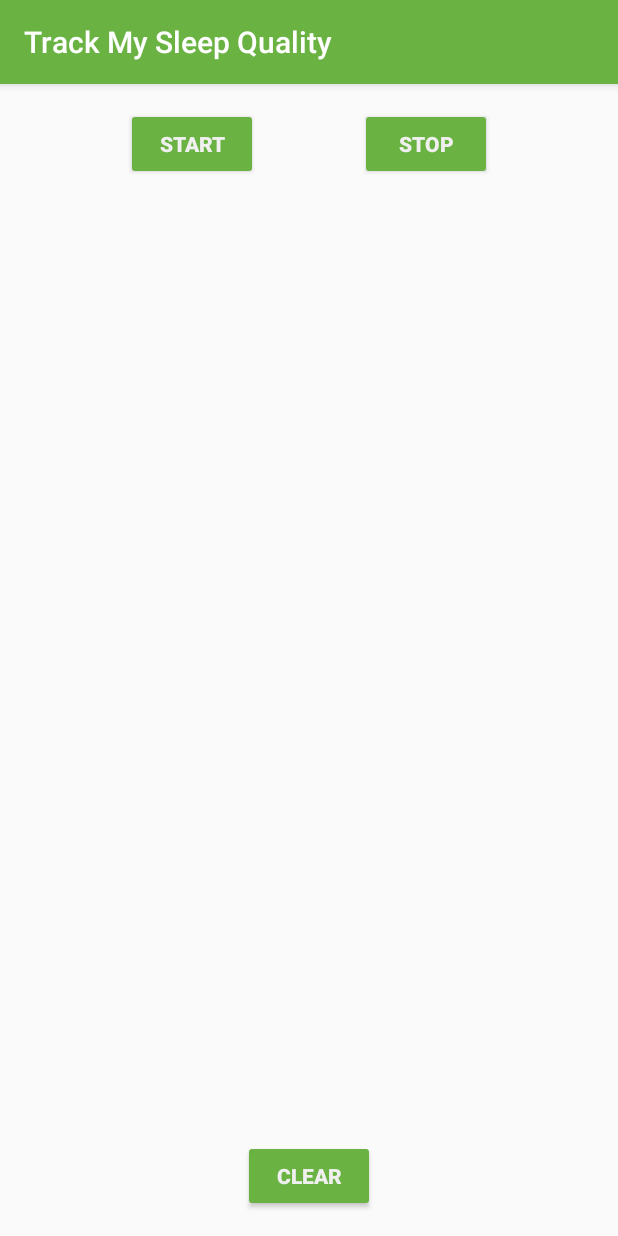
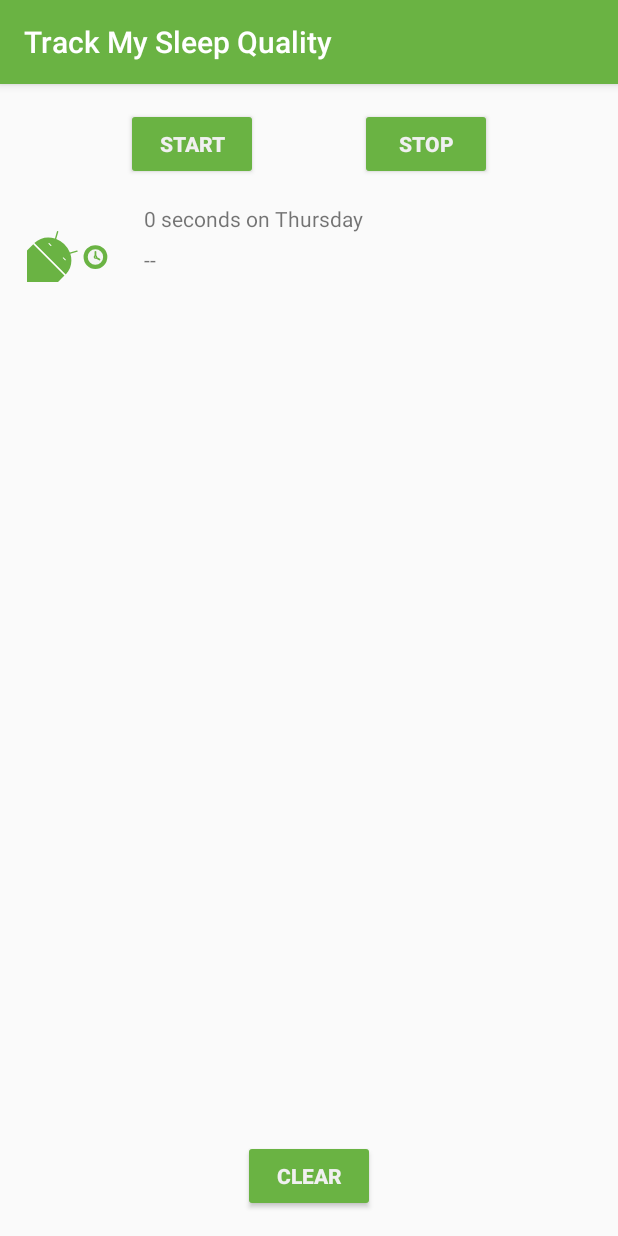
Before and after one commit to kevin-jose16/SleepTrackerApp, an Android app: the screen it shows after launch (MainActivity), after a tap on "START", on a phone screen of 412 x 824 dp. Run offline under Robolectric (Android 15) with nearby library versions, the phone set to English and light mode, and no system bars; our stand-ins replace Room's generated code, data binding; Roboto replaces fonts that are not available here; 3 statements that could not run were skipped.

Commit message:
Second commit

```diff
--- a/app/src/main/java/com/example/android/trackmysleepquality/Util.kt
+++ b/app/src/main/java/com/example/android/trackmysleepquality/Util.kt
@@ -21,9 +21,13 @@ import android.content.res.Resources
 import android.os.Build
 import android.text.Html
 import android.text.Spanned
+import android.widget.TextView
 import androidx.core.text.HtmlCompat
+import androidx.recyclerview.widget.RecyclerView
 import com.example.android.trackmysleepquality.database.SleepNight
 import java.text.SimpleDateFormat
+import java.util.*
+import java.util.concurrent.TimeUnit
 
 /**
  * These functions create a formatted string that can be set in a TextView.
@@ -32,6 +36,28 @@ import java.text.SimpleDateFormat
 /**
  * Returns a string representing the numeric quality rating.
  */
+private val ONE_MINUTE_MILLIS = TimeUnit.MILLISECONDS.convert(1, TimeUnit.MINUTES)
+private val ONE_HOUR_MILLIS = TimeUnit.MILLISECONDS.convert(1, TimeUnit.HOURS)
+
+fun convertDurationToFormatted(startTimeMilli: Long, endTimeMilli: Long, res: Resources): String {
+    val durationMilli = endTimeMilli - startTimeMilli
+    val weekdayString = SimpleDateFormat("EEEE", Locale.getDefault()).format(startTimeMilli)
+    return when {
+        durationMilli < ONE_MINUTE_MILLIS -> {
+            val seconds = TimeUnit.SECONDS.convert(durationMilli, TimeUnit.MILLISECONDS)
+            res.getString(R.string.seconds_length, seconds, weekdayString)
+        }
+        durationMilli < ONE_HOUR_MILLIS -> {
+            val minutes = TimeUnit.MINUTES.convert(durationMilli, TimeUnit.MILLISECONDS)
+            res.getString(R.string.minutes_length, minutes, weekdayString)
+        }
+        else -> {
+            val hours = TimeUnit.HOURS.convert(durationMilli, TimeUnit.MILLISECONDS)
+            res.getString(R.string.hours_length, hours, weekdayString)
+        }
+    }
+}
+
 fun convertNumericQualityToString(quality: Int, resources: Resources): String {
     var qualityString = resources.getString(R.string.three_ok)
     when (quality) {
@@ -103,3 +129,5 @@ fun formatNights(nights: List<SleepNight>, resources: Resources): Spanned {
         return HtmlCompat.fromHtml(sb.toString(), HtmlCompat.FROM_HTML_MODE_LEGACY)
     }
 }
+
+class TextItemViewHolder(val textView: TextView): RecyclerView.ViewHolder(textView)
--- /dev/null
+++ b/app/src/main/java/com/example/android/trackmysleepquality/sleeptracker/BindingUtils.kt
@@ -0,0 +1,39 @@
+package com.example.android.trackmysleepquality.sleeptracker
+
+import android.widget.ImageView
+import android.widget.TextView
+import androidx.databinding.BindingAdapter
+import com.example.android.trackmysleepquality.R
+import com.example.android.trackmysleepquality.convertDurationToFormatted
+import com.example.android.trackmysleepquality.convertNumericQualityToString
+import com.example.android.trackmysleepquality.database.SleepNight
+
+@BindingAdapter("sleepDurationFormatted")
+fun TextView.setSleepDurationFormatted(item: SleepNight?){
+    item?.let {
+        text = convertDurationToFormatted(item.startTimeMilli, item.endTimeMilli, context.resources)
+    }
+}
+
+@BindingAdapter("sleepQualityString")
+fun TextView.setSleepQualityString(item: SleepNight?){
+    item?.let {
+        text = convertNumericQualityToString(item.sleepQuality, context.resources)
+    }
+}
+
+@BindingAdapter("sleepImage")
+fun ImageView.setSleepImage(item: SleepNight?){
+    item?.let {
+        setImageResource(when (item.sleepQuality) {
+            0 -> R.drawable.ic_sleep_0
+            1 -> R.drawable.ic_sleep_1
+            2 -> R.drawable.ic_sleep_2
+            3 -> R.drawable.ic_sleep_3
+            4 -> R.drawable.ic_sleep_4
+            5 -> R.drawable.ic_sleep_5
+            else -> R.drawable.ic_sleep_active
+        })
+
+    }
+}
--- /dev/null
+++ b/app/src/main/java/com/example/android/trackmysleepquality/sleeptracker/SleepNightAdapter.kt
@@ -0,0 +1,52 @@
+package com.example.android.trackmysleepquality.sleeptracker
+
+import android.view.LayoutInflater
+import android.view.ViewGroup
+import androidx.recyclerview.widget.DiffUtil
+import androidx.recyclerview.widget.ListAdapter
+import androidx.recyclerview.widget.RecyclerView
+import com.example.android.trackmysleepquality.R
+import com.example.android.trackmysleepquality.convertDurationToFormatted
+import com.example.android.trackmysleepquality.convertNumericQualityToString
+import com.example.android.trackmysleepquality.database.SleepNight
+import com.example.android.trackmysleepquality.databinding.ListItemSleepNightBinding
+
+class SleepNightAdapter: ListAdapter<SleepNight, SleepNightAdapter.ViewHolder>(SleepNightDiffCallback()){
+
+    override fun onBindViewHolder(holder: ViewHolder, position: Int) {
+        val item = getItem(position)
+        holder.bind(item)
+    }
+
+    override fun onCreateViewHolder(parent: ViewGroup, viewType: Int): ViewHolder {
+        return ViewHolder.from(parent)
+    }
+
+    class ViewHolder private constructor(val binding: ListItemSleepNightBinding): RecyclerView.ViewHolder(binding.root) {
+
+        fun bind(item: SleepNight) {
+            binding.sleep = item
+            binding.executePendingBindings()
+
+        }
+        companion object {
+            fun from(parent: ViewGroup): ViewHolder {
+                val layoutInflater = LayoutInflater.from(parent.context)
+                val binding = ListItemSleepNightBinding.inflate(layoutInflater, parent, false)
+                return ViewHolder(binding)
+            }
+        }
+    }
+
+    class SleepNightDiffCallback : DiffUtil.ItemCallback<SleepNight>() {
+        override fun areItemsTheSame(oldItem: SleepNight, newItem: SleepNight): Boolean {
+            return oldItem.nightId == newItem.nightId
+        }
+
+        override fun areContentsTheSame(oldItem: SleepNight, newItem: SleepNight): Boolean {
+            return oldItem == newItem
+        }
+    }
+
+
+}
--- a/app/src/main/java/com/example/android/trackmysleepquality/sleeptracker/SleepTrackerFragment.kt
+++ b/app/src/main/java/com/example/android/trackmysleepquality/sleeptracker/SleepTrackerFragment.kt
@@ -59,6 +59,16 @@ class SleepTrackerFragment : Fragment() {
                         this, viewModelFactory).get(SleepTrackerViewModel::class.java)
 
         binding.sleepTrackerViewModel = sleepTrackerViewModel
+
+        val adapter = SleepNightAdapter()
+        binding.sleepList.adapter = adapter
+
+        sleepTrackerViewModel.nights.observe(viewLifecycleOwner, Observer {
+            it?.let {
+                adapter.submitList(it)
+            }
+        })
+
         binding.setLifecycleOwner(this)
 
         sleepTrackerViewModel.navigateToSleepQuality.observe(viewLifecycleOwner, Observer {
--- a/app/src/main/java/com/example/android/trackmysleepquality/sleeptracker/SleepTrackerViewModel.kt
+++ b/app/src/main/java/com/example/android/trackmysleepquality/sleeptracker/SleepTrackerViewModel.kt
@@ -39,7 +39,7 @@ class SleepTrackerViewModel(
 
     private val uiScope = CoroutineScope(Dispatchers.Main +  viewModelJob)
     private var tonight = MutableLiveData<SleepNight?>()
-    private val nights = database.getAllNights()
+    val nights = database.getAllNights()
 
     val nightsString = Transformations.map(nights) { nights ->
         formatNights(nights, application.resources)
--- /dev/null
+++ b/app/src/main/res/drawable/ic_sleep_active.xml
@@ -0,0 +1,62 @@
+<?xml version="1.0" encoding="utf-8"?>
+<vector xmlns:android="http://schemas.android.com/apk/res/android"
+    android:width="108dp"
+    android:height="108dp"
+    android:viewportWidth="512"
+    android:viewportHeight="512">
+    <path
+        android:pathData="M35.58,297.76l6.18,-7.64l98.76,-8.5l100.14,101.33l-20,86.04l-7.5,6.29l-126.86,-7.63l-50.72,-169.89z"
+        android:fillColor="#fff"/>
+    <path
+        android:pathData="M389,302.51q-28.14,0 -47.68,19.54T321.8,369.73q0,28.15 19.55,48.08T389,437.74q28.14,0 48.08,-19.93T457,369.73q0,-28.14 -19.93,-47.68T389,302.51Z"
+        android:fillColor="#6ab343"/>
+    <path
+        android:pathData="M389.17,326.32a43.23,43.23 0,0 0,-43.55 43.55A42.84,42.84 0,0 0,358.28 401a41.6,41.6 0,0 0,30.89 12.92,44.09 44.09,0 0,0 44.05,-44.06A41.61,41.61 0,0 0,420.31 339,42.91 42.91,0 0,0 389.17,326.32Z"
+        android:fillColor="#f5f5f5"/>
+    <path
+        android:pathData="M389.4,363.79L389.4,340.35"
+        android:strokeLineJoin="round"
+        android:strokeWidth="10"
+        android:fillColor="#00000000"
+        android:strokeColor="#6ab343"
+        android:strokeLineCap="round"/>
+    <path
+        android:pathData="M394.5,373.69L412.12,384.46"
+        android:strokeLineJoin="round"
+        android:strokeWidth="10"
+        android:fillColor="#00000000"
+        android:strokeColor="#6ab343"
+        android:strokeLineCap="round"/>
+    <path
+        android:pathData="M389.39,363.79a6.25,6.25 0,0 0,-6.3 6.3,6.2 6.2,0 0,0 1.83,4.5 6,6 0,0 0,4.47 1.87,6.37 6.37,0 0,0 6.36,-6.37 6,6 0,0 0,-1.86 -4.47A6.21,6.21 0,0 0,389.39 363.79Z"
+        android:strokeWidth="7"
+        android:fillColor="#f5f5f5"
+        android:strokeColor="#6ab343"/>
+    <group>
+        <clip-path android:pathData="M584.94,0h512v512h-512z M 0,0"/>
+        <path
+            android:pathData="M448.55,437.05,709.34,697.84a8.72,8.72,0,0,0,12.32,0l325.45,-325.45a8.72,8.72,0,0,0,0,-12.32L778,91a18.84,18.84,0,0,0,-26.65,0L442,382.4l-2.36,5.16A44.07,44.07,0,0,0,448.55,437.05Z"
+            android:fillColor="#43a047"/>
+        <path
+            android:pathData="M440.25,415.17l275.52002,275.52l335.0,-334.99l-278.15002,-278.15002l-334.26,328.40002l1.8900146,9.220001z"
+            android:fillColor="#c0ca33"/>
+        <path
+            android:pathData="M544.72,137.12h393.36v473.76h-393.36z"
+            android:fillColor="#e6ee9c"/>
+        <path
+            android:pathData="M548.74,117.2H930.26a8.41,8.41,0,0,1,8.41,8.41V586.47a8.41,8.41,0,0,1,-8.41,8.41H548.74a18.19,18.19,0,0,1,-18.19,-18.19V135.4a18.19,18.19,0,0,1,18.19,-18.19Z"
+            android:fillColor="#6ab343"/>
+        <path
+            android:pathData="M601.64,-8.95h13.65v477.68h-13.65z"
+            android:fillColor="#43a047"/>
+        <path
+            android:pathData="M612.29,-1.71h6.82v477.68h-6.82z"
+            android:fillColor="#66bb6a"/>
+    </group>
+    <group>
+        <clip-path android:pathData="M0,0h512v512h-512z M 0,0"/>
+        <path
+            android:pathData="M246.59,351.91l39.17,-11.45a3.89,3.89,0,1,0,-2.17,-7.47L244,344.56a136.82,136.82,0,0,0,-77.69,-77.77l11.49,-39.53a3.89,3.89,0,1,0,-7.46,-2.19l-11.42,39.16c-41.3,-13.19,-86.47,-4.84,-117.17,25.89L220.66,469c30.72,-30.71,39,-75.78,25.93,-117.08m-211,-54.15L-93.27,426.67a29.94,29.94,0,0,0,0,42.38l14.43,14.43,-44,44a28.11,28.11,0,0,0,0,39.71,28.12,28.12,0,0,0,39.74,0l44,-44L-12.31,550l-44,44a28.1,28.1,0,0,0,0,39.71,28.1,28.1,0,0,0,39.74,0l44,-44,14.49,14.47a30,30,0,0,0,42.39,0l128.86,-128.9Zm180.59,90.92L203.59,376.1a1.71,1.71,0,0,1,0,-2.41l1.59,-1.59a1.71,1.71,0,0,1,2.41,0l12.58,12.58a1.71,1.71,0,0,1,0,2.41l-1.59,1.59A1.7,1.7,0,0,1,216.17,388.68Zm-81.43,-81.43,-12.58,-12.58a1.7,1.7,0,0,1,0,-2.4l1.59,-1.6a1.71,1.71,0,0,1,2.41,0l12.58,12.59a1.68,1.68,0,0,1,0,2.4l-1.59,1.59A1.7,1.7,0,0,1,134.74,307.25Zm-99.16,-9.49L-93.27,426.67a29.94,29.94,0,0,0,0,42.38l14.43,14.43,-44,44a28.11,28.11,0,0,0,0,39.71,28.12,28.12,0,0,0,39.74,0l44,-44L-12.31,550l-44,44a28.1,28.1,0,0,0,0,39.71,28.1,28.1,0,0,0,39.74,0l44,-44,14.49,14.47a30,30,0,0,0,42.39,0l128.86,-128.9Z"
+            android:fillColor="#6ab343"/>
+    </group>
+</vector>
--- a/app/src/main/res/layout/fragment_sleep_tracker.xml
+++ b/app/src/main/res/layout/fragment_sleep_tracker.xml
@@ -38,28 +38,18 @@
              better and more efficient way to do this, and you will learn about
              RecyclerView in a later lesson. -->
 
-        <ScrollView
-            android:layout_width="match_parent"
+        <androidx.recyclerview.widget.RecyclerView
+            android:id="@+id/sleep_list"
+            android:layout_width="0dp"
             android:layout_height="0dp"
-            app:layout_constraintBottom_toTopOf="@+id/clear_button"
+            app:layout_constraintBottom_toTopOf="@id/clear_button"
             app:layout_constraintEnd_toEndOf="parent"
-            app:layout_constraintRight_toRightOf="parent"
             app:layout_constraintStart_toStartOf="parent"
-            app:layout_constraintTop_toBottomOf="@+id/stop_button">
+            app:layout_constraintTop_toBottomOf="@+id/stop_button"
+            app:layoutManager="androidx.recyclerview.widget.LinearLayoutManager">
 
-            <!-- In the TextView, we can access the nightsString LiveData,
-                 which keeps it displayed and updated in the TextView
-                 whenever it changes. -->
 
-            <TextView
-                android:id="@+id/textview"
-                android:layout_width="match_parent"
-                android:layout_height="wrap_content"
-                android:layout_marginStart="@dimen/margin"
-                android:layout_marginTop="@dimen/margin"
-                android:layout_marginEnd="@dimen/margin"
-                android:text="@{sleepTrackerViewModel.nightsString}" />
-        </ScrollView>
+        </androidx.recyclerview.widget.RecyclerView>
 
         <!-- With data binding and LiveData, we can track the buttons' visibility states
              from the ViewModel. The click handler is in the ViewModel as well, and
--- /dev/null
+++ b/app/src/main/res/layout/list_item_sleep_night.xml
@@ -0,0 +1,57 @@
+<?xml version="1.0" encoding="utf-8"?>
+<layout xmlns:android="http://schemas.android.com/apk/res/android"
+    xmlns:app="http://schemas.android.com/apk/res-auto"
+    xmlns:tools="http://schemas.android.com/tools">
+
+    <data>
+        <variable
+            name="sleep"
+            type="com.example.android.trackmysleepquality.database.SleepNight" />
+    </data>
+
+    <androidx.constraintlayout.widget.ConstraintLayout
+        android:layout_width="match_parent"
+        android:layout_height="wrap_content">
+
+        <ImageView
+            android:id="@+id/quiality_image"
+            android:layout_width="64dp"
+            android:layout_height="60dp"
+            android:layout_marginStart="16dp"
+            android:layout_marginTop="8dp"
+            app:layout_constraintBottom_toBottomOf="parent"
+            app:layout_constraintStart_toStartOf="parent"
+            app:layout_constraintTop_toTopOf="parent"
+            app:srcCompat="@drawable/ic_sleep_5"
+            tools:srcCompat="@drawable/ic_sleep_5"
+            app:sleepImage="@{sleep}"/>
+
+        <TextView
+            android:id="@+id/sleep_length"
+            android:layout_width="0dp"
+            android:layout_height="wrap_content"
+            android:layout_marginStart="16dp"
+            android:layout_marginTop="8dp"
+            android:layout_marginEnd="16dp"
+            android:text="TextView"
+            app:layout_constraintEnd_toEndOf="parent"
+            app:layout_constraintStart_toEndOf="@+id/quiality_image"
+            app:layout_constraintTop_toTopOf="@+id/quiality_image"
+            tools:text="Wednesday"
+            app:sleepDurationFormatted="@{sleep}"/>
+
+        <TextView
+            android:id="@+id/quaility_string"
+            android:layout_width="0dp"
+            android:layout_height="wrap_content"
+            android:layout_marginStart="16dp"
+            android:layout_marginTop="8dp"
+            android:layout_marginEnd="16dp"
+            android:text="TextView"
+            app:layout_constraintEnd_toEndOf="parent"
+            app:layout_constraintStart_toEndOf="@+id/quiality_image"
+            app:layout_constraintTop_toBottomOf="@+id/sleep_length"
+            tools:text="Excellent!!!"
+            app:sleepQualityString="@{sleep}"/>
+    </androidx.constraintlayout.widget.ConstraintLayout>
+</layout>
--- /dev/null
+++ b/app/src/main/res/layout/text_item_view.xml
@@ -0,0 +1,7 @@
+<?xml version="1.0" encoding="utf-8"?>
+<TextView xmlns:android="http://schemas.android.com/apk/res/android"
+    android:textSize="24sp"
+    android:paddingStart="16dp"
+    android:paddingEnd="16dp"
+    android:layout_width="match_parent"
+    android:layout_height="wrap_content" />
--- a/app/src/main/res/values/strings.xml
+++ b/app/src/main/res/values/strings.xml
@@ -52,5 +52,10 @@
 
     <!-- Toast to play after Clear button has been pressed -->
     <string name="cleared_message">All your data is gone forever.</string>
+    <string name="header_text">Sleep Results</string>
+    <string name="close">Close</string>
+    <string name="minutes_length">%d minutes on %s</string>
+    <string name="hours_length">%d hours on %s</string>
+    <string name="seconds_length">%d seconds on %s</string>
 
 </resources>
```
